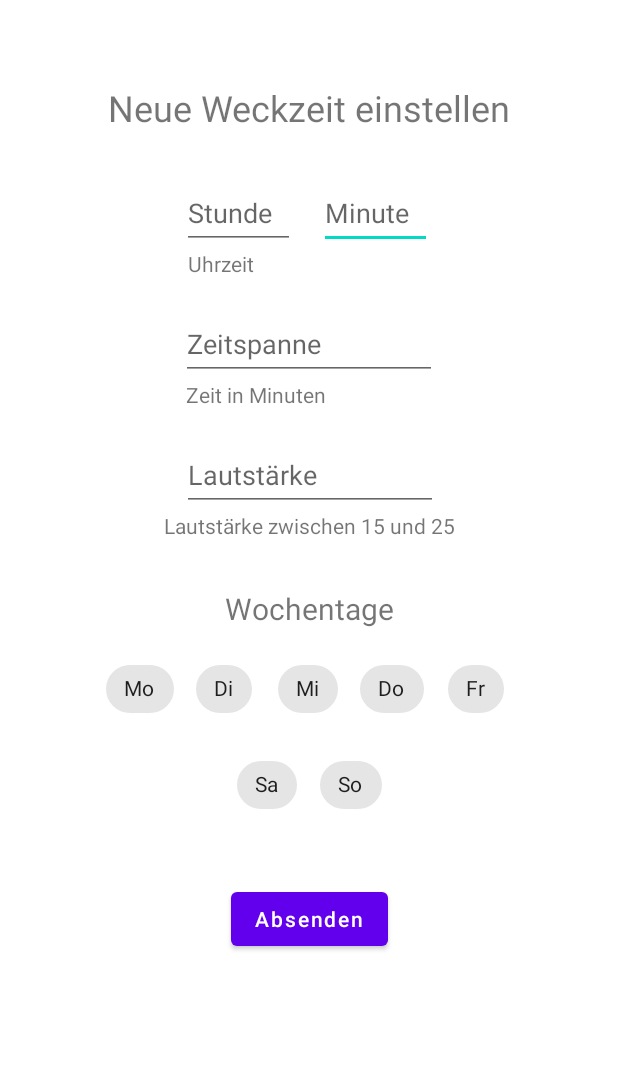
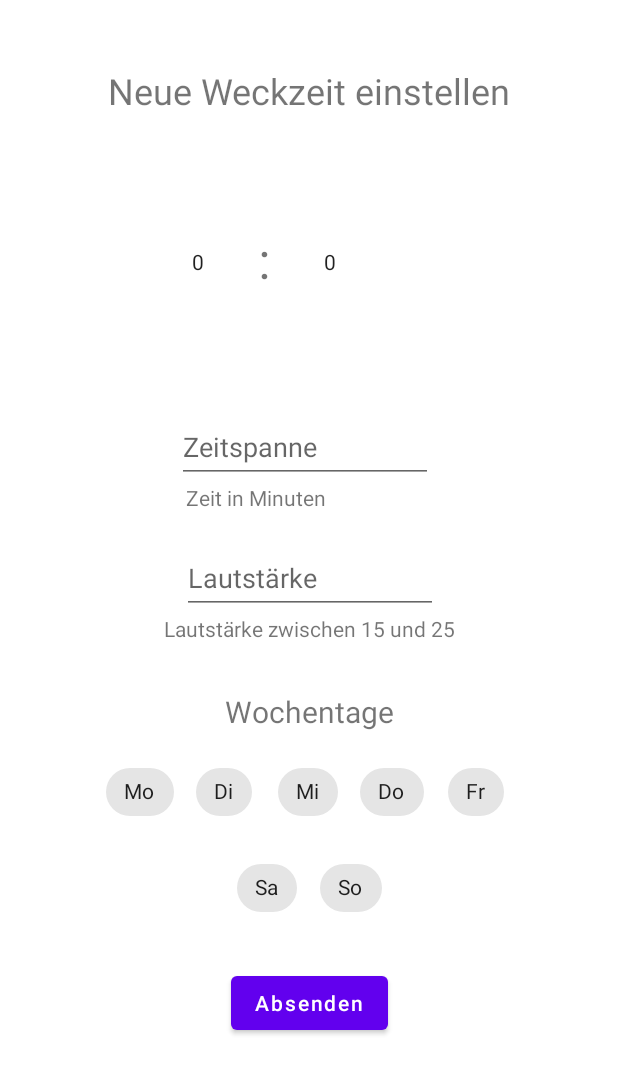
Before and after one commit to XeraB/AwakeApp, an Android app: the layout form_timer.xml on its own in the app's theme, with its tools: preview values and no code run, on a phone screen of 412 x 824 dp. Shown: the top 1074 px of the screen. Run offline under Robolectric (Android 15) with nearby library versions, the phone set to English and light mode, and no system bars.

Commit message:
change time selection and send as unix timestamp

```diff
--- a/app/src/main/res/layout/form_timer.xml
+++ b/app/src/main/res/layout/form_timer.xml
@@ -6,18 +6,29 @@
     android:layout_height="match_parent"
     tools:context=".HomeActivity">
 
-    <EditText
-        android:id="@+id/alarm_time_min"
-        android:layout_width="75dp"
-        android:layout_height="48dp"
-        android:layout_marginStart="16dp"
-        android:layout_marginTop="30dp"
-        android:ems="8"
-        android:hint="@string/timer_min"
-        android:inputType="time"
-        android:minHeight="48dp"
-        app:layout_constraintStart_toEndOf="@+id/alarm_time_hour"
-        app:layout_constraintTop_toBottomOf="@+id/textView7" />
+    <NumberPicker
+        android:id="@+id/picker_hour"
+        android:layout_width="wrap_content"
+        android:layout_height="wrap_content"
+        android:layout_marginStart="100dp"
+        android:layout_marginTop="8dp"
+        android:selectionDividerHeight="0dp"
+        app:layout_constraintStart_toStartOf="parent"
+        app:layout_constraintTop_toBottomOf="@+id/textView7">
+
+    </NumberPicker>
+
+    <NumberPicker
+        android:id="@+id/picker_minute"
+        android:layout_width="wrap_content"
+        android:layout_height="wrap_content"
+        android:layout_marginStart="24dp"
+        android:layout_marginTop="8dp"
+        android:selectionDividerHeight="0dp"
+        app:layout_constraintStart_toEndOf="@+id/picker_hour"
+        app:layout_constraintTop_toBottomOf="@+id/textView7">
+
+    </NumberPicker>
 
     <EditText
         android:id="@+id/alarm_volume"
@@ -45,34 +56,20 @@
         app:layout_constraintTop_toBottomOf="@+id/chipGroup2"
         app:layout_constraintVertical_bias="0.18" />
 
-    <EditText
-        android:id="@+id/alarm_time_hour"
-        android:layout_width="75dp"
-        android:layout_height="48dp"
-        android:layout_marginTop="30dp"
-        android:ems="8"
-        android:hint="@string/timer_hour"
-        android:inputType="time"
-        android:minHeight="48dp"
-        app:layout_constraintEnd_toEndOf="parent"
-        app:layout_constraintHorizontal_bias="0.36"
-        app:layout_constraintStart_toStartOf="parent"
-        app:layout_constraintTop_toBottomOf="@+id/textView7" />
 
     <EditText
         android:id="@+id/alarm_duration"
         android:layout_width="wrap_content"
         android:layout_height="wrap_content"
-        android:layout_marginTop="20dp"
+        android:layout_marginTop="9dp"
         android:ems="8"
         android:hint="@string/timer_duration"
         android:inputType="number"
         android:minHeight="48dp"
         app:layout_constraintEnd_toEndOf="parent"
-        app:layout_constraintHorizontal_bias="0.5"
+        app:layout_constraintHorizontal_bias="0.489"
         app:layout_constraintStart_toStartOf="parent"
-        app:layout_constraintTop_toBottomOf="@+id/textView5" />
-
+        app:layout_constraintTop_toBottomOf="@+id/picker_hour" />
 
     <com.google.android.material.chip.ChipGroup
         android:id="@+id/chipGroup"
@@ -182,16 +179,6 @@
         app:layout_constraintTop_toBottomOf="@+id/alarm_volume" />
 
     <TextView
-        android:id="@+id/textView5"
-        android:layout_width="wrap_content"
-        android:layout_height="wrap_content"
-        android:text="@string/time"
-        app:layout_constraintEnd_toEndOf="parent"
-        app:layout_constraintHorizontal_bias="0.34"
-        app:layout_constraintStart_toStartOf="parent"
-        app:layout_constraintTop_toBottomOf="@+id/alarm_time_hour" />
-
-    <TextView
         android:id="@+id/textView6"
         android:layout_width="wrap_content"
         android:layout_height="wrap_content"
@@ -207,13 +194,24 @@
         android:id="@+id/textView7"
         android:layout_width="wrap_content"
         android:layout_height="wrap_content"
-        android:layout_marginTop="55dp"
+        android:layout_marginTop="44dp"
         android:text="@string/set_new_alarm"
         android:textAlignment="center"
         android:textSize="24sp"
         app:layout_constraintEnd_toEndOf="parent"
-        app:layout_constraintHorizontal_bias="0.5"
         app:layout_constraintStart_toStartOf="parent"
         app:layout_constraintTop_toTopOf="parent" />
 
+    <TextView
+        android:id="@+id/textView5"
+        android:layout_width="wrap_content"
+        android:layout_height="wrap_content"
+        android:layout_marginStart="8dp"
+        android:layout_marginTop="65dp"
+        android:text=":"
+        android:textSize="34sp"
+        app:layout_constraintStart_toEndOf="@+id/picker_hour"
+        app:layout_constraintTop_toTopOf="@+id/picker_hour" />
+
+
 </androidx.constraintlayout.widget.ConstraintLayout>
```
Also changed, not shown: app/src/main/java/de/xera/applight/HomeActivity.java (+55 -26 lines), gradle.properties (+10 -15 lines).
